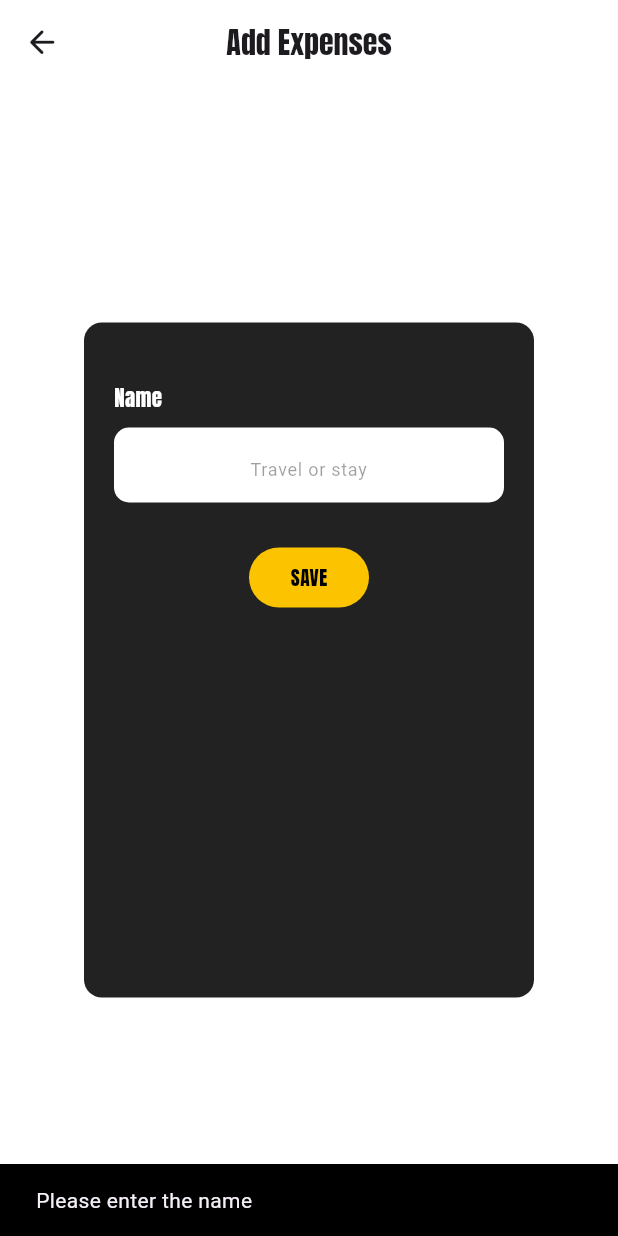
After one commit to Ashfaqibnuajmal/tripland, a Flutter app: the ChecklistAdd screen opened directly, after a tap on "SAVE", on a phone screen of 412 x 824 dp. The commit adds this screen. Run offline on Flutter 3.47's test engine with Material 3 defaults, Android fonts, the phone set to English and light mode, and no system bars; our stand-ins replace animated_notch_bottom_bar, fl_chart, flutter_rating_bar, gap, google_fonts, hive and 3 more; accounts and stored records are empty.

Commit message:
checklist

```diff
--- a/lib/main.dart
+++ b/lib/main.dart
@@ -2,6 +2,7 @@ import 'package:flutter/material.dart';
 import 'package:hive_flutter/hive_flutter.dart';
 import 'package:textcodetripland/model/activities.dart';
 import 'package:textcodetripland/model/bucket.dart';
+import 'package:textcodetripland/model/checklist.dart';
 import 'package:textcodetripland/model/expance.dart';
 import 'package:textcodetripland/model/journal.dart';
 import 'package:textcodetripland/model/trip.dart';
@@ -29,6 +30,10 @@ void main() async {
   if (!Hive.isAdapterRegistered(UserAdapter().typeId)) {
     Hive.registerAdapter(UserAdapter());
   }
+  if (!Hive.isAdapterRegistered(ChecklistAdapter().typeId)) {
+    Hive.registerAdapter(ChecklistAdapter());
+  }
+
   runApp(const MyApp());
 }
 
--- /dev/null
+++ b/lib/model/checklist.dart
@@ -0,0 +1,12 @@
+import 'package:hive/hive.dart';
+part 'checklist.g.dart';
+
+@HiveType(typeId: 6)
+class Checklist {
+  @HiveField(0)
+  String? name;
+
+  Checklist({
+    required this.name,
+  });
+}
--- a/lib/model/trip.dart
+++ b/lib/model/trip.dart
@@ -1,4 +1,5 @@
 import 'package:hive/hive.dart';
+import 'package:textcodetripland/model/checklist.dart';
 part 'trip.g.dart';
 
 @HiveType(typeId: 0)
@@ -17,6 +18,8 @@ class Trip {
   String? expance;
   @HiveField(6)
   String? imageFile;
+  @HiveField(7)
+  List<Checklist>? checklist;
 
   Trip({
     required this.location,
@@ -28,5 +31,6 @@ class Trip {
     required this.imageFile,
     String? numberOfPeople,
     String? tripType,
+    this.checklist, // You can initialize this as an empty list if needed
   });
 }
--- a/lib/view/bottom_navigation.dart
+++ b/lib/view/bottom_navigation.dart
@@ -28,7 +28,7 @@ class NotchBarState extends State<NotchBar> {
   @override
   Widget build(BuildContext context) {
     return Scaffold(
-      // backgroundColor: Colors.white,
+      backgroundColor: Colors.white,
       body: _pages[_controller.index],
       bottomNavigationBar: AnimatedNotchBottomBar(
         notchBottomBarController: _controller,
--- a/lib/view/bottom_navigation2.dart
+++ b/lib/view/bottom_navigation2.dart
@@ -43,7 +43,7 @@ class NotchBarState extends State<NotchBar2> {
   void initState() {
     super.initState();
     _pages = [
-      const Checklist(),
+      const Checklists(),
       const DayPlanner(),
       TripHome(
         location: widget.location,
--- /dev/null
+++ b/lib/view/checklist_add.dart
@@ -0,0 +1,153 @@
+import 'package:flutter/material.dart';
+import 'package:gap/gap.dart';
+import 'package:google_fonts/google_fonts.dart';
+import 'package:textcodetripland/controllers/checkllist_controllers.dart';
+import 'package:textcodetripland/model/checklist.dart';
+import 'package:textcodetripland/view/checklist.dart';
+
+class ChecklistAdd extends StatefulWidget {
+  const ChecklistAdd({
+    super.key,
+  });
+
+  @override
+  State<ChecklistAdd> createState() => _ChecklistAddState();
+}
+
+class _ChecklistAddState extends State<ChecklistAdd> {
+  final TextEditingController _nameController = TextEditingController();
+  @override
+  Widget build(BuildContext context) {
+    return Scaffold(
+      backgroundColor: Colors.white,
+      appBar: AppBar(
+        backgroundColor: Colors.white,
+        title: Text(
+          "Add Expenses",
+          style: GoogleFonts.anton(fontSize: 20),
+        ),
+        centerTitle: true,
+        leading: IconButton(
+          onPressed: () {
+            Navigator.pop(context);
+          },
+          icon: const Icon(Icons.arrow_back_rounded, size: 25),
+        ),
+      ),
+      body: Center(
+        child: SingleChildScrollView(
+          child: Container(
+            height: 450,
+            width: 300,
+            decoration: BoxDecoration(
+              color: Colors.black87,
+              borderRadius: BorderRadius.circular(12),
+              boxShadow: const [
+                BoxShadow(
+                  color: Colors.white,
+                  offset: Offset(2, 2),
+                  blurRadius: 6,
+                )
+              ],
+            ),
+            padding: const EdgeInsets.all(20),
+            child: Column(
+              crossAxisAlignment: CrossAxisAlignment.start,
+              children: [
+                const SizedBox(height: 20),
+                Text(
+                  "Name",
+                  style: GoogleFonts.anton(color: Colors.white),
+                ),
+                const Gap(10),
+                Container(
+                  height: 50,
+                  width: double.infinity,
+                  decoration: BoxDecoration(
+                    color: Colors.white,
+                    borderRadius: BorderRadius.circular(10),
+                  ),
+                  child: TextFormField(
+                    controller: _nameController,
+                    textAlign: TextAlign.center,
+                    decoration: const InputDecoration(
+                      border: InputBorder.none,
+                      hintText: "Travel or stay",
+                      hintStyle: TextStyle(fontSize: 12, color: Colors.black38),
+                      contentPadding: EdgeInsets.symmetric(vertical: 15),
+                    ),
+                  ),
+                ),
+                const SizedBox(height: 30),
+                Center(
+                  child: GestureDetector(
+                    onTap: onAddChecklist,
+                    child: Container(
+                      height: 40,
+                      width: 80,
+                      decoration: BoxDecoration(
+                        color: const Color(0xFFFCC300),
+                        borderRadius: BorderRadius.circular(50),
+                      ),
+                      child: Center(
+                        child: Text(
+                          "SAVE",
+                          style: GoogleFonts.anton(
+                              color: Colors.black, fontSize: 13),
+                        ),
+                      ),
+                    ),
+                  ),
+                ),
+              ],
+            ),
+          ),
+        ),
+      ),
+    );
+  }
+
+  Future<void> onAddChecklist() async {
+    final validations = {"Please enter the name": _nameController.text.isEmpty};
+    for (var msg in validations.entries) {
+      if (msg.value) {
+        ScaffoldMessenger.of(context).showSnackBar(
+          SnackBar(
+            content: Text(msg.key),
+            backgroundColor: Colors.black,
+            duration: const Duration(seconds: 2),
+          ),
+        );
+        return;
+      }
+    }
+    final checkedlist = Checklist(
+      name: _nameController.text,
+    );
+    addChecklist(checkedlist);
+    ScaffoldMessenger.of(context).showSnackBar(const SnackBar(
+      content: Row(
+        mainAxisAlignment: MainAxisAlignment.spaceAround,
+        children: [
+          Icon(
+            Icons.airplane_ticket_rounded,
+            color: Colors.green,
+          ),
+          Text(
+            "Trip created! Start planning your journey.",
+            style: TextStyle(color: Colors.green, fontWeight: FontWeight.bold),
+          ),
+        ],
+      ),
+      duration: Duration(seconds: 2),
+      backgroundColor: Colors.black87,
+      behavior: SnackBarBehavior.floating,
+      shape: RoundedRectangleBorder(
+          borderRadius: BorderRadius.all(Radius.circular(10))),
+    ));
+    Navigator.push(
+      context,
+      MaterialPageRoute(builder: (context) => const Checklists()),
+    );
+  }
+}
--- a/lib/view/journal_home.dart
+++ b/lib/view/journal_home.dart
@@ -117,6 +117,7 @@ class _JournalHomeState extends State<JournalHome> {
                           ).then((value) {
                             if (value == 'edit') {
                               Navigator.push(
+                                  // ignore: use_build_context_synchronously
                                   context,
                                   MaterialPageRoute(
                                       builder: (context) => JournalEdit(
@@ -130,6 +131,7 @@ class _JournalHomeState extends State<JournalHome> {
                                               data.selectedTripType)));
                             } else if (value == 'delete') {
                               showDialog(
+                                // ignore: use_build_context_synchronously
                                 context: context,
                                 builder: (ctx) => AlertDialog(
                                   backgroundColor: Colors.black87,
```
Also changed, not shown: lib/controllers/checkllist_controllers.dart (added, +29 -0 lines), lib/view/checklist.dart (+100 -156 lines), lib/model/checklist.g.dart (added), lib/model/trip.g.dart.
